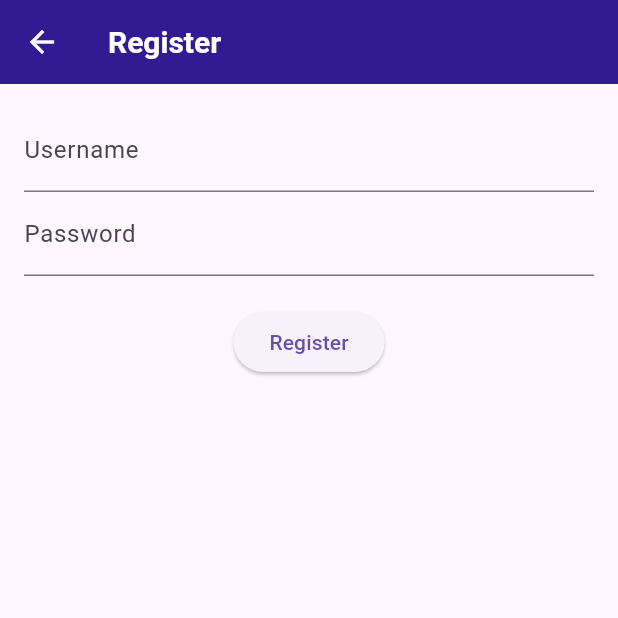
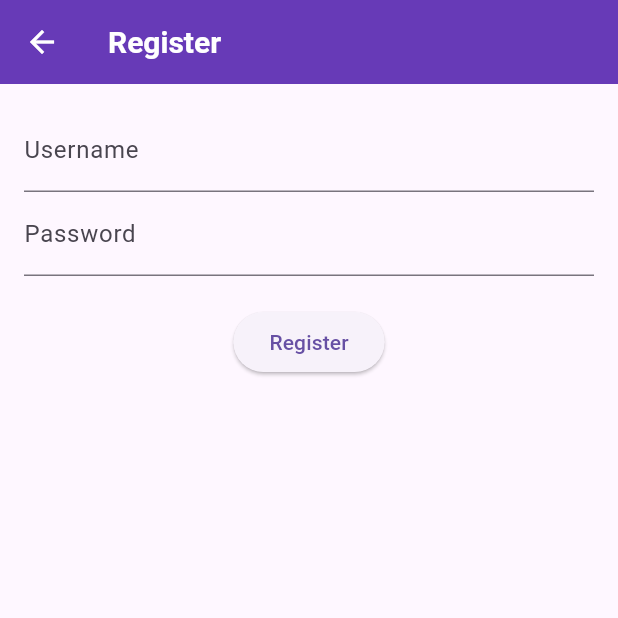
Before and after one commit to devilAPI/FlutterChat_app, a Flutter app: the screen it shows after launch, after a tap on "Register", on a phone screen of 412 x 824 dp, the top half of it. Run offline on Flutter 3.47's test engine with Material 3 defaults, Android fonts, the phone set to English and light mode, and no system bars; our stand-ins replace flutter_markdown, transparent_image; missing offline and left inert: encrypt; network calls fail.

Commit message:
fix colours

```diff
--- a/lib/ChatScreen.dart
+++ b/lib/ChatScreen.dart
@@ -184,7 +184,7 @@ class _ChatScreenState extends State<ChatScreen> {
     return Scaffold(
       appBar: AppBar(
         title: Text('Chat with ${widget.recipientId}'),
-        backgroundColor: Colors.deepPurple[900],
+        backgroundColor: Colors.deepPurple,
         actions: [
           if (!isMultiSelectMode) // Show refresh button only if not in multi-select mode
             IconButton(
@@ -357,7 +357,7 @@ class MessageBubble extends StatelessWidget {
         decoration: BoxDecoration(
           color: isSelected
               ? Colors.blue[100]
-              : (isMe ? Colors.blue : Colors.grey[300]),
+              : (isMe ? Colors.deepPurple[500] : Colors.grey[300]),
           borderRadius: BorderRadius.circular(10),
         ),
         child: Column(
--- a/lib/HomeScreen.dart
+++ b/lib/HomeScreen.dart
@@ -71,7 +71,7 @@ class _HomeScreenState extends State<HomeScreen> {
     return Scaffold(
       appBar: AppBar(
         title: Text('Home Screen'),
-        backgroundColor: Colors.deepPurple[900],
+        backgroundColor: Colors.deepPurple,
       ),
       body: Padding(
         padding: const EdgeInsets.all(16.0),
--- a/lib/LoginScreen.dart
+++ b/lib/LoginScreen.dart
@@ -115,7 +115,7 @@ class _LoginScreenState extends State<LoginScreen> {
     return Scaffold(
       appBar: AppBar(
         title: const Text('Login'),
-        backgroundColor: Colors.deepPurple[900],
+        backgroundColor: Colors.deepPurple,
       ),
       body: Padding(
         padding: const EdgeInsets.all(16.0),
--- a/lib/RegisterScreen.dart
+++ b/lib/RegisterScreen.dart
@@ -101,7 +101,7 @@ class _RegisterScreenState extends State<RegisterScreen> {
     return Scaffold(
       appBar: AppBar(
         title: const Text('Register'),
-        backgroundColor: Colors.deepPurple[900],
+        backgroundColor: Colors.deepPurple,
       ),
       body: Padding(
         padding: const EdgeInsets.all(16.0),
--- a/lib/SettingsScreen.dart
+++ b/lib/SettingsScreen.dart
@@ -25,7 +25,7 @@ class _SettingsScreenState extends State<SettingsScreen> {
     return Scaffold(
       appBar: AppBar(
         title: const Text('Settings'),
-        backgroundColor: Colors.deepPurple[900],
+        backgroundColor: Colors.deepPurple,
       ),
       body: ListTile(
         title: const Text('Show Images'),
```
